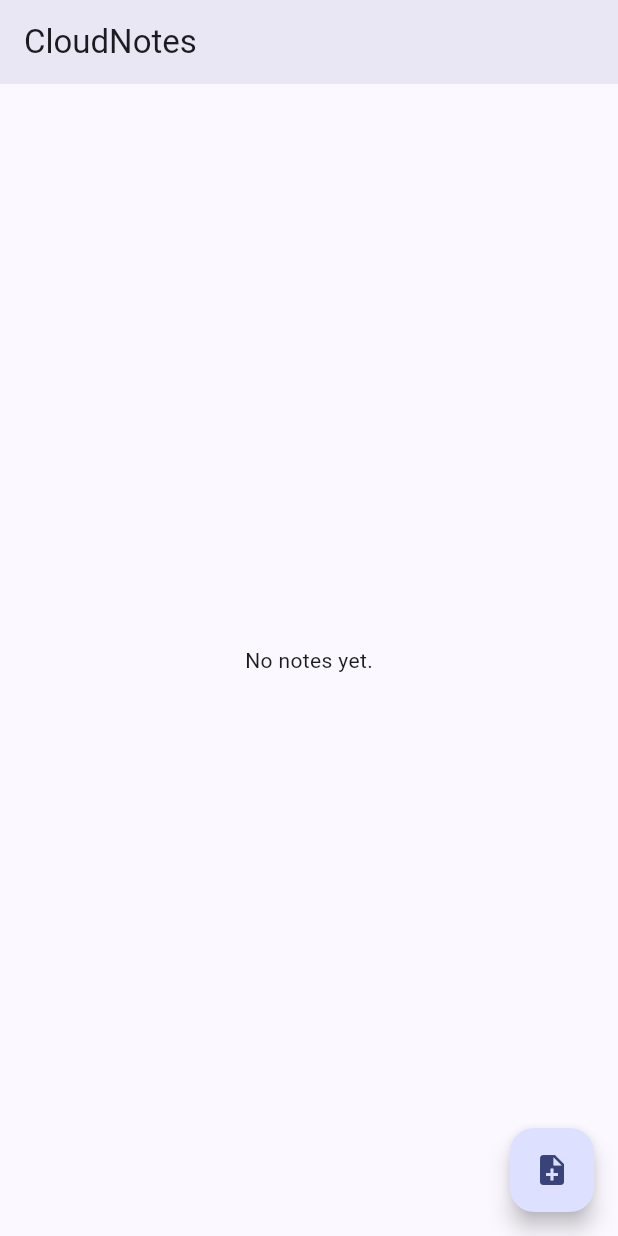
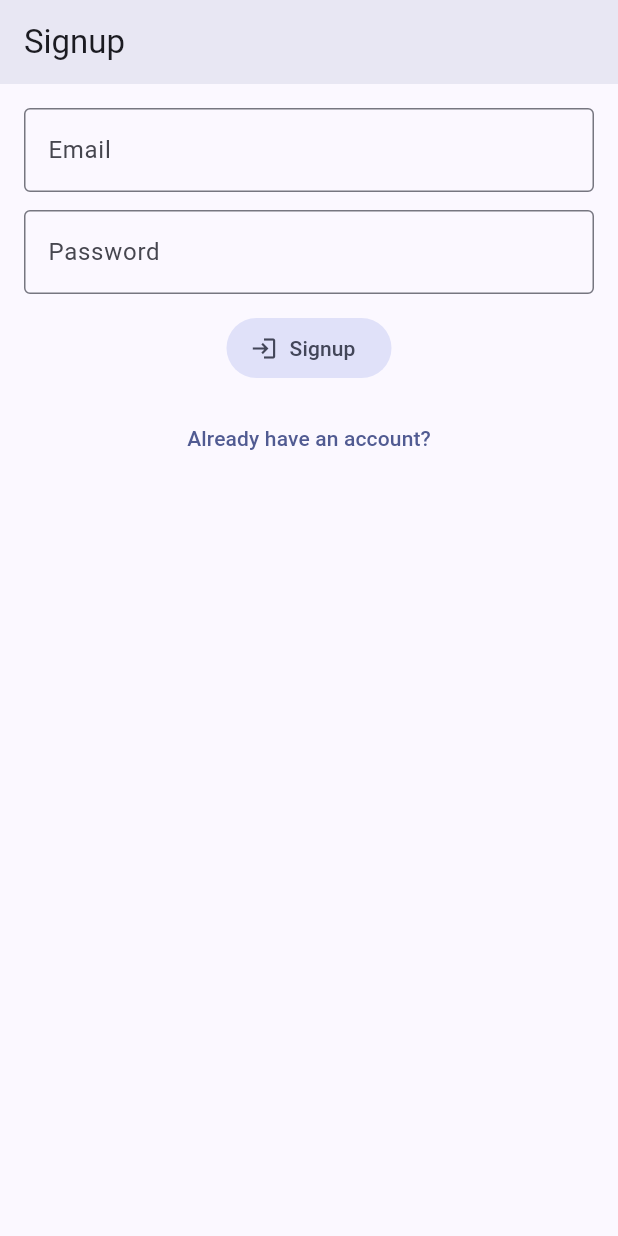
Before and after one commit to vegardan/ikt205g26v_02, a Flutter app: the screen it shows after launch, on a phone screen of 412 x 824 dp. Run offline on Flutter 3.47's test engine with Material 3 defaults, Android fonts, the phone set to English and light mode, and no system bars; our stand-ins replace email_validator, shared_preferences, supabase_flutter; accounts and stored records are empty.

Commit message:
Add authentication (signup, login, logout)

```diff
--- a/lib/main.dart
+++ b/lib/main.dart
@@ -1,9 +1,13 @@
 import 'package:flutter/material.dart';
 import 'package:ikt205g26v_02/pages/home.dart';
+import 'package:ikt205g26v_02/pages/signup.dart';
 import 'package:ikt205g26v_02/storage/shared_notes.dart';
+import 'package:supabase_flutter/supabase_flutter.dart';
 
-void main() async {
+Future<void> main() async {
   WidgetsFlutterBinding.ensureInitialized();
+
+  await Supabase.initialize(url: 'https://ilhbnupaodivrudwwnue.supabase.co', anonKey: 'sb_publishable_z20yHRWTH76-PD2XX8sYsg_Gxld3WmA');
 
   await SharedNotes().init();
 
@@ -23,7 +27,7 @@ class App extends StatelessWidget {
         colorScheme: ColorScheme.fromSeed(seedColor: Colors.indigo, brightness: Brightness.light),
         useMaterial3: true,
       ),
-      home: HomePage(),
+      home: Supabase.instance.client.auth.currentSession == null ? SignupPage() : HomePage(),
     );
   }
 }
--- /dev/null
+++ b/lib/pages/signup.dart
@@ -0,0 +1,113 @@
+import 'package:email_validator/email_validator.dart';
+import 'package:flutter/material.dart';
+import 'package:ikt205g26v_02/pages/login.dart';
+import 'package:supabase_flutter/supabase_flutter.dart';
+
+class SignupPage extends StatefulWidget {
+  const SignupPage({super.key});
+
+  @override
+  State<SignupPage> createState() => _SignupPageState();
+}
+
+class _SignupPageState extends State<SignupPage> {
+  bool _loading = false;
+  final _formKey = GlobalKey<FormState>();
+
+  final _emailController = TextEditingController();
+  final _passwordController = TextEditingController();
+
+  @override
+  void dispose() {
+    _emailController.dispose();
+    _passwordController.dispose();
+    super.dispose();
+  }
+
+  @override
+  Widget build(BuildContext context) {
+    return Scaffold(
+      appBar: AppBar(elevation: 6, title: Text('Signup')),
+      body: _loading
+          ? Center(child: CircularProgressIndicator())
+          : SingleChildScrollView(
+              child: Padding(
+                padding: const EdgeInsets.all(16),
+                child: Form(
+                  key: _formKey,
+                  child: Column(
+                    children: [
+                      TextFormField(
+                        controller: _emailController,
+                        keyboardType: TextInputType.emailAddress,
+                        maxLines: 1,
+                        decoration: const InputDecoration(labelText: 'Email', border: OutlineInputBorder()),
+                        validator: (value) => value == null || value.isEmpty
+                            ? 'Email field is empty'
+                            : !EmailValidator.validate(value)
+                            ? 'Email address is invalid'
+                            : null,
+                      ),
+                      const SizedBox(height: 12),
+                      TextFormField(
+                        controller: _passwordController,
+                        obscureText: true,
+                        maxLines: 1,
+                        decoration: const InputDecoration(labelText: 'Password', border: OutlineInputBorder()),
+                        validator: (value) => value == null || value.isEmpty ? 'Password field is empty' : null,
+                      ),
+                      const SizedBox(height: 12),
+                      FilledButton.tonalIcon(
+                        onPressed: () async {
+                          if (!_formKey.currentState!.validate()) {
+                            return;
+                          }
+
+                          setState(() {
+                            _loading = true;
+                          });
+
+                          try {
+                            await Supabase.instance.client.auth.signUp(email: _emailController.text.trim(), password: _passwordController.text.trim());
+
+                            Navigator.of(context).pushReplacement(MaterialPageRoute(builder: (context) => const LoginPage()));
+
+                            ScaffoldMessenger.of(context).showSnackBar(
+                              SnackBar(
+                                content: Text('Email verification sent', style: const TextStyle(color: Colors.white)),
+                                backgroundColor: Colors.green,
+                                behavior: SnackBarBehavior.floating,
+                              ),
+                            );
+                          } catch (e) {
+                            ScaffoldMessenger.of(context).showSnackBar(
+                              SnackBar(
+                                content: Text('Signup failed', style: const TextStyle(color: Colors.white)),
+                                backgroundColor: Colors.redAccent,
+                                behavior: SnackBarBehavior.floating,
+                              ),
+                            );
+
+                            setState(() {
+                              _loading = false;
+                            });
+                          }
+                        },
+                        icon: Icon(Icons.login),
+                        label: Text('Signup'),
+                      ),
+                      const SizedBox(height: 12),
+                      TextButton(
+                        onPressed: () {
+                          Navigator.of(context).pushReplacement(MaterialPageRoute(builder: (context) => const LoginPage()));
+                        },
+                        child: Text('Already have an account?'),
+                      ),
+                    ],
+                  ),
+                ),
+              ),
+            ),
+    );
+  }
+}
--- a/pubspec.yaml
+++ b/pubspec.yaml
@@ -35,6 +35,8 @@ dependencies:
   # Use with the CupertinoIcons class for iOS style icons.
   cupertino_icons: ^1.0.8
   shared_preferences: ^2.5.4
+  supabase_flutter: ^2.12.0
+  email_validator: ^3.0.0
 
 dev_dependencies:
   flutter_test:
```
Also changed, not shown: lib/pages/home.dart (+29 -1 lines), lib/pages/login.dart (added, +114 -0 lines), pubspec.lock.
